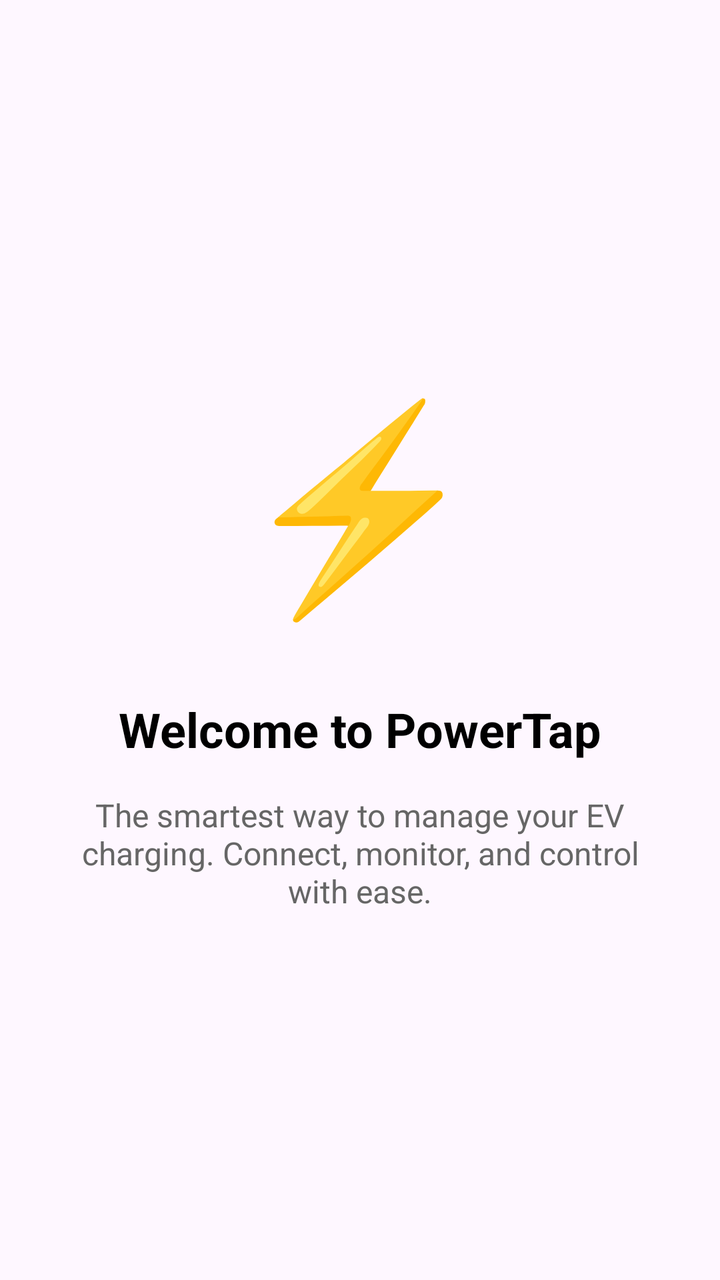
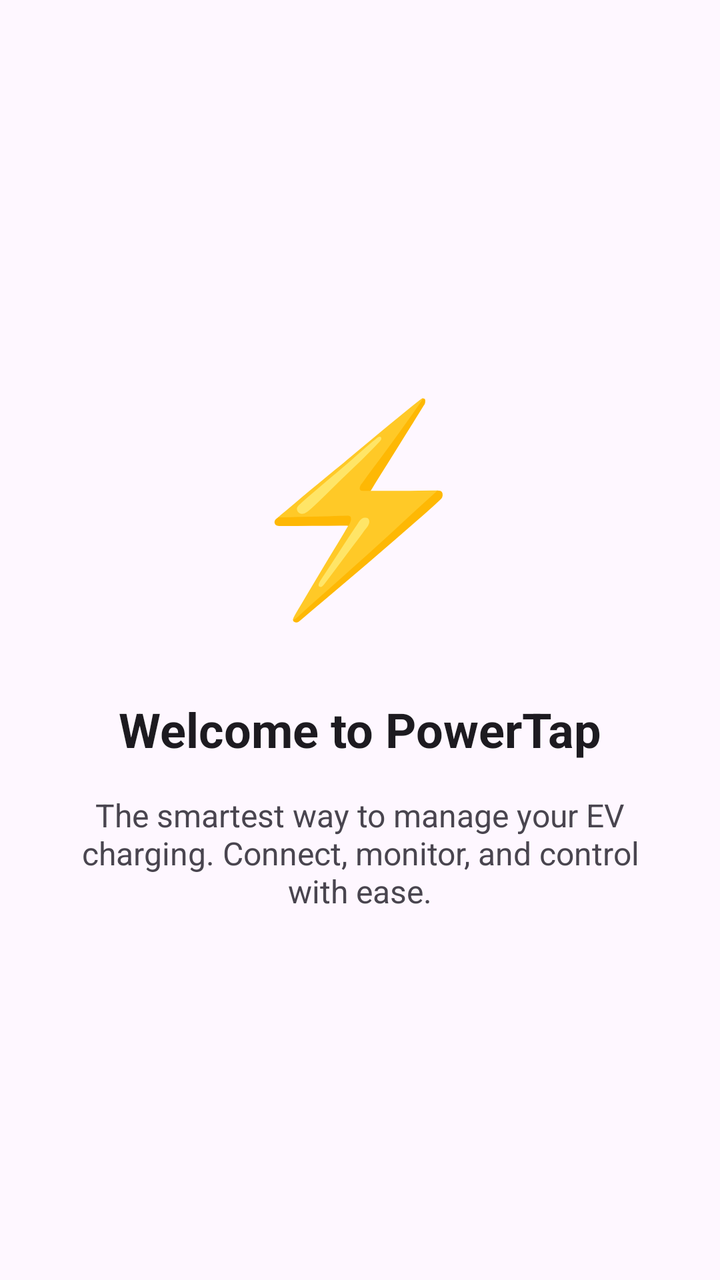

Before-and-after screenshots of an Android layout around one commit, followed by the original layout XML and the change that was made.
<!-- AndroidManifest.xml: application theme Theme.PowerTap -->
<!-- res/layout/fragment_onboarding_page.xml -->
<?xml version="1.0" encoding="utf-8"?>
<LinearLayout xmlns:android="http://schemas.android.com/apk/res/android"
    android:layout_width="match_parent"
    android:layout_height="match_parent"
    android:gravity="center"
    android:orientation="vertical"
    android:padding="32dp">

    <TextView
        android:id="@+id/txtIcon"
        android:layout_width="wrap_content"
        android:layout_height="wrap_content"
        android:textSize="100sp"
        android:text="⚡" />

    <TextView
        android:id="@+id/txtTitle"
        android:layout_width="match_parent"
        android:layout_height="wrap_content"
        android:layout_marginTop="32dp"
        android:gravity="center"
        android:text="Welcome to PowerTap"
        android:textColor="@color/black"
        android:textSize="24sp"
        android:textStyle="bold" />

    <TextView
        android:id="@+id/txtDescription"
        android:layout_width="match_parent"
        android:layout_height="wrap_content"
        android:layout_marginTop="16dp"
        android:gravity="center"
        android:text="The smartest way to manage your EV charging. Connect, monitor, and control with ease."
        android:textColor="#666666"
        android:textSize="16sp" />

</LinearLayout>
<!-- resources referenced by this layout -->
<resources>
  <color name="black">#000000</color>
  <style name="Theme.PowerTap" parent="Theme.Material3.DayNight.NoActionBar">
          <item name="colorPrimary">#2f4a7c</item>
          <item name="android:statusBarColor">#2f4a7c</item>
      </style>
</resources>

<!-- the commit's change to res/layout/fragment_onboarding_page.xml (unified diff, before → after) -->
@@ -20,7 +20,7 @@
         android:layout_marginTop="32dp"
         android:gravity="center"
         android:text="Welcome to PowerTap"
-        android:textColor="@color/black"
+        android:textColor="?attr/colorOnSurface"
         android:textSize="24sp"
         android:textStyle="bold" />
 
@@ -31,7 +31,7 @@
         android:layout_marginTop="16dp"
         android:gravity="center"
         android:text="The smartest way to manage your EV charging. Connect, monitor, and control with ease."
-        android:textColor="#666666"
+        android:textColor="?attr/colorOnSurfaceVariant"
         android:textSize="16sp" />
 
 </LinearLayout>
<!-- resource entries referenced after the edit -->
@@ -1,9 +1,13 @@
 <!-- resources referenced by this layout -->
 <resources>
-  <color name="black">#000000</color>
-  <style name="Theme.PowerTap" parent="Theme.Material3.DayNight.NoActionBar">
-          <item name="colorPrimary">#2f4a7c</item>
-          <item name="android:statusBarColor">#2f4a7c</item>
+  <style name="Theme.PowerTap" parent="Base.Theme.PowerTap" />
+  <style name="Base.Theme.PowerTap" parent="Theme.Material3.DayNight.NoActionBar">
+          <item name="colorPrimary">@color/primary_blue</item>
+          <item name="colorOnPrimary">@color/white</item>
+          <item name="android:statusBarColor">?attr/colorPrimary</item>
+          <item name="android:windowBackground">?attr/colorSurface</item>
       </style>
+  <color name="primary_blue">#2f4a7c</color>
+  <color name="white">#FFFFFF</color>
 </resources>
 
